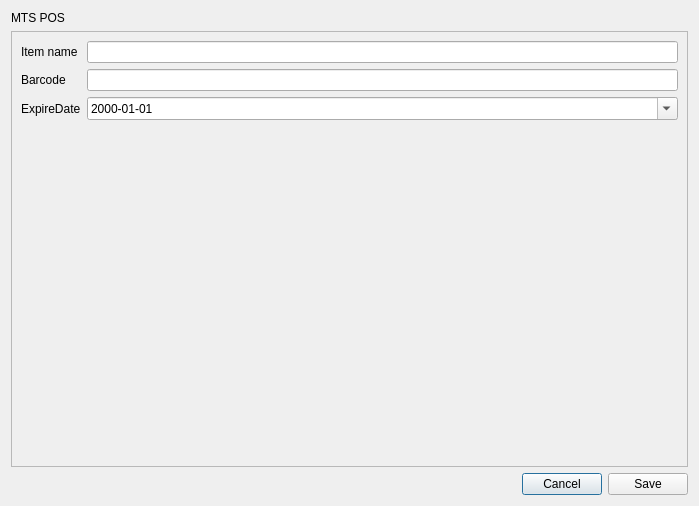
Qt form app/views/templates/generated/EditItem.ui (rondalefloyd/mts-pos) before a commit.
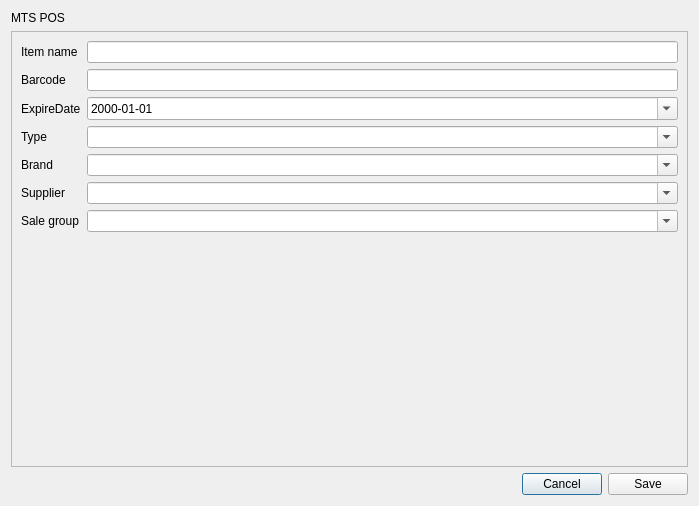
The same form after that commit.

```diff
--- a/app/views/templates/generated/EditItem.ui
+++ b/app/views/templates/generated/EditItem.ui
@@ -83,6 +83,77 @@
          </property>
         </widget>
        </item>
+       <item row="3" column="0">
+        <widget class="QLabel" name="label_4">
+         <property name="text">
+          <string>Type</string>
+         </property>
+        </widget>
+       </item>
+       <item row="3" column="1">
+        <widget class="QComboBox" name="comboBoxItemTypeName">
+         <property name="editable">
+          <bool>true</bool>
+         </property>
+         <property name="insertPolicy">
+          <enum>QComboBox::NoInsert</enum>
+         </property>
+        </widget>
+       </item>
+       <item row="4" column="0">
+        <widget class="QLabel" name="label_5">
+         <property name="text">
+          <string>Brand</string>
+         </property>
+        </widget>
+       </item>
+       <item row="4" column="1">
+        <widget class="QComboBox" name="comboBoxBrandName">
+         <property name="editable">
+          <bool>true</bool>
+         </property>
+         <property name="insertPolicy">
+          <enum>QComboBox::NoInsert</enum>
+         </property>
+        </widget>
+       </item>
+       <item row="5" column="0">
+        <widget class="QLabel" name="label_9">
+         <property name="text">
+          <string>Supplier</string>
+         </property>
+        </widget>
+       </item>
+       <item row="5" column="1">
+        <widget class="QComboBox" name="comboBoxSupplierName">
+         <property name="editable">
+          <bool>true</bool>
+         </property>
+         <property name="insertPolicy">
+          <enum>QComboBox::NoInsert</enum>
+         </property>
+        </widget>
+       </item>
+       <item row="6" column="0">
+        <widget class="QLabel" name="label_12">
+         <property name="text">
+          <string>Sale group</string>
+         </property>
+        </widget>
+       </item>
+       <item row="6" column="1">
+        <widget class="QComboBox" name="comboBoxSalesGroupName">
+         <property name="enabled">
+          <bool>true</bool>
+         </property>
+         <property name="editable">
+          <bool>true</bool>
+         </property>
+         <property name="insertPolicy">
+          <enum>QComboBox::NoInsert</enum>
+         </property>
+        </widget>
+       </item>
       </layout>
      </widget>
     </widget>
```
